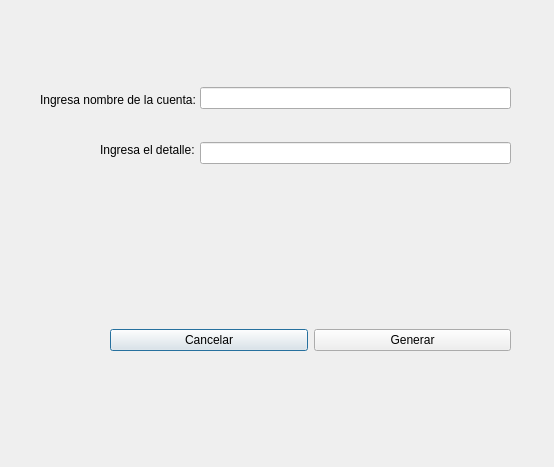
First picture: the form in app/views/qt/design/ventana_nueva_contrasena.ui, repository iriclau/uidepass, before the edit.
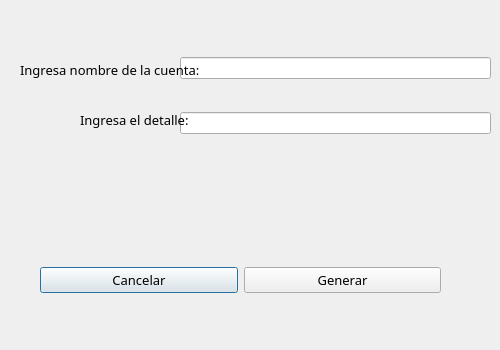
Second picture: the form after the edit.

Patch:
```diff
--- a/app/views/qt/design/ventana_nueva_contrasena.ui
+++ b/app/views/qt/design/ventana_nueva_contrasena.ui
@@ -6,8 +6,8 @@
    <rect>
     <x>0</x>
     <y>0</y>
-    <width>554</width>
-    <height>467</height>
+    <width>500</width>
+    <height>350</height>
    </rect>
   </property>
   <property name="windowTitle">
@@ -16,8 +16,8 @@
   <widget class="QWidget" name="verticalLayoutWidget">
    <property name="geometry">
     <rect>
-     <x>200</x>
-     <y>60</y>
+     <x>180</x>
+     <y>30</y>
      <width>311</width>
      <height>131</height>
     </rect>
@@ -34,8 +34,8 @@
   <widget class="QWidget" name="horizontalLayoutWidget">
    <property name="geometry">
     <rect>
-     <x>110</x>
-     <y>300</y>
+     <x>40</x>
+     <y>240</y>
      <width>401</width>
      <height>80</height>
     </rect>
@@ -43,6 +43,12 @@
    <layout class="QHBoxLayout" name="horizontalLayout">
     <item>
      <widget class="QPushButton" name="btn_cancelar">
+      <property name="font">
+       <font>
+        <family>Berlin Sans FB</family>
+        <pointsize>10</pointsize>
+       </font>
+      </property>
       <property name="text">
        <string>Cancelar</string>
       </property>
@@ -50,6 +56,12 @@
     </item>
     <item>
      <widget class="QPushButton" name="btn_generar">
+      <property name="font">
+       <font>
+        <family>Berlin Sans FB</family>
+        <pointsize>10</pointsize>
+       </font>
+      </property>
       <property name="text">
        <string>Generar</string>
       </property>
@@ -60,12 +72,18 @@
   <widget class="QLabel" name="label">
    <property name="geometry">
     <rect>
-     <x>40</x>
-     <y>90</y>
+     <x>20</x>
+     <y>60</y>
      <width>231</width>
      <height>20</height>
     </rect>
    </property>
+   <property name="font">
+    <font>
+     <family>Berlin Sans FB</family>
+     <pointsize>10</pointsize>
+    </font>
+   </property>
    <property name="toolTip">
     <string>Ejemplo, (Facebook)</string>
    </property>
@@ -76,12 +94,18 @@
   <widget class="QLabel" name="label_3">
    <property name="geometry">
     <rect>
-     <x>100</x>
-     <y>140</y>
+     <x>80</x>
+     <y>110</y>
      <width>111</width>
      <height>20</height>
     </rect>
    </property>
+   <property name="font">
+    <font>
+     <family>Berlin Sans FB</family>
+     <pointsize>10</pointsize>
+    </font>
+   </property>
    <property name="toolTip">
     <string>Ejemplo cuenta de facebook juanitoperez@gmail.com</string>
    </property>
```
